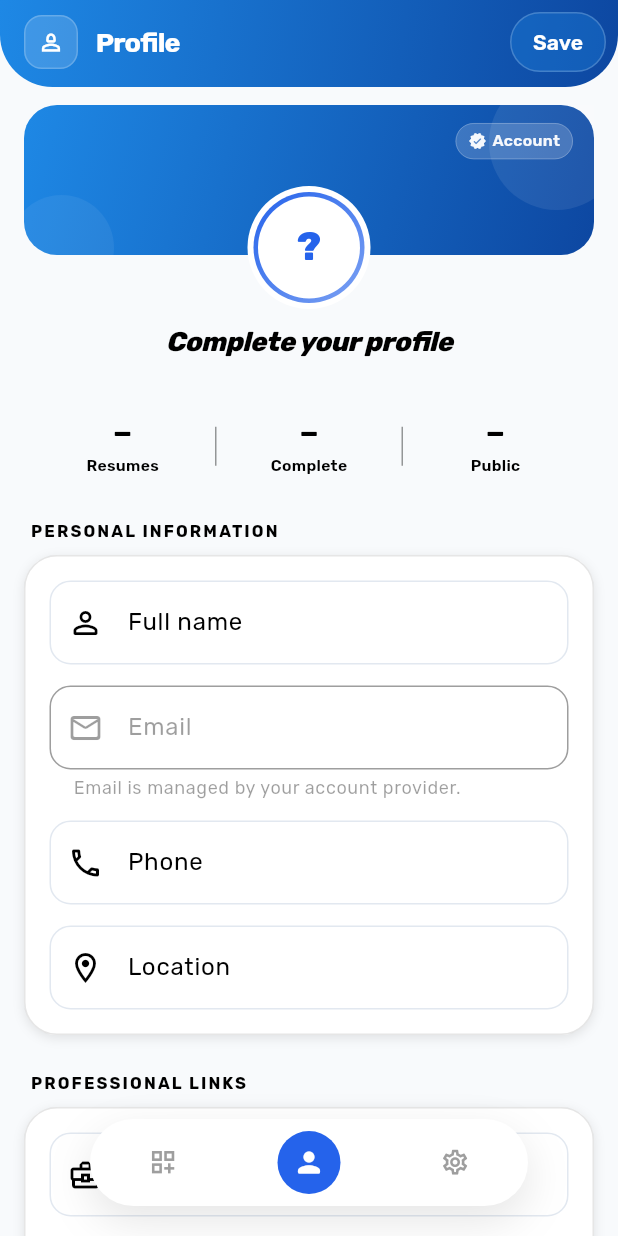
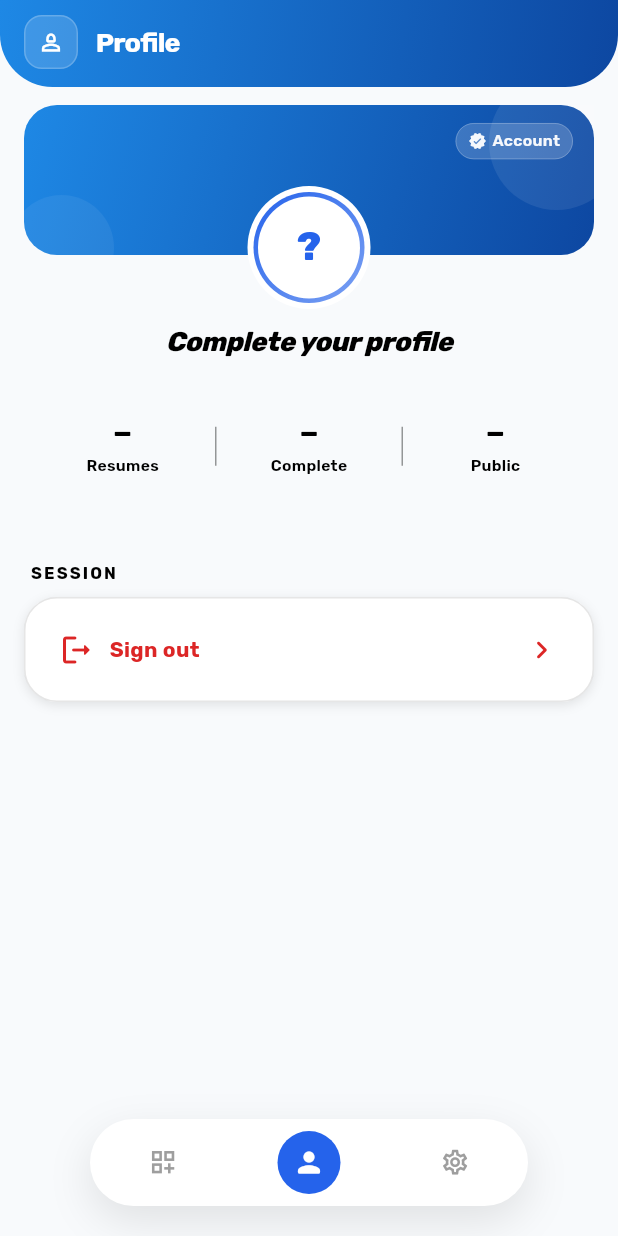
Before and after one commit to OmarMo5-dev/Resume-Builder, a Flutter app: the screen it shows once a user with an empty profile is signed in, item 2 of the bottom bar chosen, on a phone screen of 412 x 824 dp. Run offline on Flutter 3.47's test engine with Material 3 defaults, Android fonts, the phone set to English and light mode, and no system bars; our stand-ins replace cloud_firestore, equatable, firebase_auth, firebase_core, flutter_bloc, get_it and 5 more; accounts and stored records are empty.

Commit message:
Refactor resume navigation and enhance UI consistency across dashboard and editor features.
#### Features
- **Dashboard**:
    - Updated navigation to use `context.go` for `preview` and `editor` routes.
    - Simplified `ResumeCard` actions by replacing `onPreview` and `onRename` with a single `onEdit` callback.
    - Added a success SnackBar notification after deleting a resume.
    - Refined `DashboardStats` UI by removing the `InkWell` wrapper and updating shadow/spacing properties.
- **Editor & Preview**:
    - Enhanced `onTap` behavior for back buttons to handle navigation when the router cannot pop.
    - Synchronized action button colors and icons for better visibility in the `EditorBottomBar`.
- **Profile**:
    - Commented out profile information fields and save button, focusing the page on the "Sign out" session action.
    - Redesigned the "Sign out" button as a custom `GestureDetector` row for improved UI alignment.

#### UI/UX Enhancements
- Standardized `ResumeCard` thumbnail icons and background colors.
- Improved `RootBottomNavigation` icon colors for better contrast in both light and dark themes.
- Updated various widgets to use consistent font weights (`w700` for titles) and border styles.

#### Code Quality
- Removed unused imports and commented out legacy code in `ProfilePage` and `ManagementPage`.
- Adjusted formatting and spacing across multiple presentation files for better readability.

```diff
--- a/lib/app/root.dart
+++ b/lib/app/root.dart
@@ -87,6 +87,7 @@ class _ProfileTab extends StatelessWidget {
       providers: [
         BlocProvider(create: (_) => getIt<ProfileCubit>()..load()),
         BlocProvider(create: (_) => getIt<AuthCubit>()),
+        // BlocProvider(create: (_) => getIt<ResumesCubit>()..loadResumes()),
       ],
       child: ProfilePage(),
     );
--- a/lib/features/profile/presentation/pages/profile_page.dart
+++ b/lib/features/profile/presentation/pages/profile_page.dart
@@ -1,12 +1,6 @@
 import 'package:business_os/features/profile/presentation/widgets/profile_from.dart';
 import 'package:business_os/shared/widgets/custom_app_bar.dart';
 import 'package:flutter/material.dart';
-import 'package:flutter_bloc/flutter_bloc.dart';
-import 'package:go_router/go_router.dart';
-
-import '../../../../app/di/injection_container.dart';
-import '../cubit/profile_cubit.dart';
-import '../cubit/profile_state.dart';
 
 class ProfilePage extends StatelessWidget {
   const ProfilePage({super.key});
@@ -36,43 +30,43 @@ class _ProfileViewState extends State<_ProfileView> {
         actions: [
           // IconButton(
           //   tooltip: 'Settings',
-          //   icon: const Icon(Icons.settings_outlined),
-          //   onPressed: () => context.push('/settings'),
+          //   icon: const Icon(Icons.refresh_outlined),
+          //   onPressed: () => context.read<ResumesCubit>()..loadResumes(),
           // ),
-          BlocBuilder<ProfileCubit, ProfileState>(
-            builder: (context, state) {
-              final saving = state.status == ProfileStatus.saving;
-              return Padding(
-                padding: const EdgeInsets.only(right: 8),
-                child: TextButton(
-                  style: TextButton.styleFrom(
-                    backgroundColor: Colors.blue.shade600.withValues(
-                      alpha: 0.32,
-                    ),
-                    side: BorderSide(
-                      color: Colors.white.withValues(alpha: 0.2)
-                    )
-                  ),
-                  onPressed: saving
-                      ? null
-                      : () => _profileFormKey.currentState?.save(),
-                  child: saving
-                      ? const SizedBox(
-                          width: 18,
-                          height: 18,
-                          child: CircularProgressIndicator(
-                            strokeWidth: 2,
-                            color: Colors.white,
-                          ),
-                        )
-                      : const Text(
-                          'Save',
-                          style: TextStyle(color: Colors.white),
-                        ),
-                ),
-              );
-            },
-          ),
+          // BlocBuilder<ProfileCubit, ProfileState>(
+          //   builder: (context, state) {
+          //     final saving = state.status == ProfileStatus.saving;
+          //     return Padding(
+          //       padding: const EdgeInsets.only(right: 8),
+          //       child: TextButton(
+          //         style: TextButton.styleFrom(
+          //           backgroundColor: Colors.blue.shade600.withValues(
+          //             alpha: 0.32,
+          //           ),
+          //           side: BorderSide(
+          //             color: Colors.white.withValues(alpha: 0.2)
+          //           )
+          //         ),
+          //         onPressed: saving
+          //             ? null
+          //             : () => _profileFormKey.currentState?.save(),
+          //         child: saving
+          //             ? const SizedBox(
+          //                 width: 18,
+          //                 height: 18,
+          //                 child: CircularProgressIndicator(
+          //                   strokeWidth: 2,
+          //                   color: Colors.white,
+          //                 ),
+          //               )
+          //             : const Text(
+          //                 'Save',
+          //                 style: TextStyle(color: Colors.white),
+          //               ),
+          //       ),
+          //     );
+          //   },
+          // ),
         ],
       ),
       body: ProfileFrom(key: _profileFormKey),
--- a/lib/features/profile/presentation/widgets/profile_from.dart
+++ b/lib/features/profile/presentation/widgets/profile_from.dart
@@ -166,147 +166,167 @@ class ProfileFromState extends State<ProfileFrom> {
             children: [
               ProfileHeader(initial: initial, profile: profile, colors: colors),
               const SizedBox(height: 28),
-              _SectionLabel(title: 'PERSONAL INFORMATION'),
-              const SizedBox(height: 8),
-              _SectionCard(
-                children: [
-                  _field(
-                    controller: _nameController,
-                    label: 'Full name',
-                    icon: Icons.person_outline_rounded,
-                    action: TextInputAction.next,
-                    capitalization: TextCapitalization.words,
-                    validator: (value) {
-                      if (value == null || value.trim().isEmpty) {
-                        return 'Please enter your name';
-                      }
-                      if (value.trim().length < 2) return 'Name is too short';
-                      return null;
-                    },
-                  ),
-                  const SizedBox(height: 14),
-                  TextFormField(
-                    initialValue: profile.email,
-                    enabled: false,
-                    decoration: const InputDecoration(
-                      labelText: 'Email',
-                      prefixIcon: Icon(Icons.mail_outline_rounded),
-                      helperText: 'Email is managed by your account provider.',
-                    ),
-                  ),
-                  const SizedBox(height: 14),
-                  _field(
-                    controller: _phoneController,
-                    label: 'Phone',
-                    icon: Icons.phone_outlined,
-                    keyboardType: TextInputType.phone,
-                    action: TextInputAction.next,
-                  ),
-                  const SizedBox(height: 14),
-                  _field(
-                    controller: _locationController,
-                    label: 'Location',
-                    icon: Icons.location_on_outlined,
-                    action: TextInputAction.next,
-                  ),
-                ],
-              ),
-              const SizedBox(height: 24),
-              _SectionLabel(title: 'PROFESSIONAL LINKS'),
-              const SizedBox(height: 8),
-              _SectionCard(
-                children: [
-                  _field(
-                    controller: _linkedinController,
-                    label: 'LinkedIn URL',
-                    hint: 'https://linkedin.com/in/username',
-                    icon: Icons.business_center_outlined,
-                    keyboardType: TextInputType.url,
-                    action: TextInputAction.next,
-                    validator: (v) => _urlValidator(v, 'LinkedIn'),
-                  ),
-                  const SizedBox(height: 14),
-                  _field(
-                    controller: _githubController,
-                    label: 'GitHub URL',
-                    hint: 'https://github.com/username',
-                    icon: Icons.code_rounded,
-                    keyboardType: TextInputType.url,
-                    action: TextInputAction.next,
-                    validator: (v) => _urlValidator(v, 'GitHub'),
-                  ),
-                  const SizedBox(height: 14),
-                  _field(
-                    controller: _websiteController,
-                    label: 'Personal website',
-                    hint: 'https://example.com',
-                    icon: Icons.language_rounded,
-                    keyboardType: TextInputType.url,
-                    action: TextInputAction.done,
-                    validator: (v) => _urlValidator(v, 'website'),
-                  ),
-                ],
-              ),
-              const SizedBox(height: 24),
-              _SectionLabel(title: 'RESUME DEFAULTS'),
-              const SizedBox(height: 8),
-              _SectionCard(
-                children: [
-                  _field(
-                    controller: _resumeTitleController,
-                    label: 'Default resume title',
-                    hint: 'My Resume',
-                    icon: Icons.description_outlined,
-                    action: TextInputAction.next,
-                  ),
-                  const SizedBox(height: 16),
-                  DropdownButtonFormField<String>(
-                    initialValue: _templateId,
-                    decoration: const InputDecoration(
-                      labelText: 'Default template',
-                      prefixIcon: Icon(Icons.auto_awesome_outlined),
-                    ),
-                    items: const [
-                      DropdownMenuItem(
-                        value: 'classic_01',
-                        child: Text('Classic'),
-                      ),
-                      DropdownMenuItem(
-                        value: 'modern_01',
-                        child: Text('Modern'),
-                      ),
-                      DropdownMenuItem(
-                        value: 'minimal_01',
-                        child: Text('Minimal'),
-                      ),
-                    ],
-                    onChanged: (value) {
-                      if (value != null) setState(() => _templateId = value);
-                    },
-                  ),
-                ],
-              ),
+
+              /// =================== ***** ===============
+              // _SectionLabel(title: 'PERSONAL INFORMATION'),
+              // const SizedBox(height: 8),
+              // _SectionCard(
+              //   children: [
+              //     _field(
+              //       controller: _nameController,
+              //       label: 'Full name',
+              //       icon: Icons.person_outline_rounded,
+              //       action: TextInputAction.next,
+              //       capitalization: TextCapitalization.words,
+              //       validator: (value) {
+              //         if (value == null || value.trim().isEmpty) {
+              //           return 'Please enter your name';
+              //         }
+              //         if (value.trim().length < 2) return 'Name is too short';
+              //         return null;
+              //       },
+              //     ),
+              //     const SizedBox(height: 14),
+              //     TextFormField(
+              //       initialValue: profile.email,
+              //       enabled: false,
+              //       decoration: const InputDecoration(
+              //         labelText: 'Email',
+              //         prefixIcon: Icon(Icons.mail_outline_rounded),
+              //         helperText: 'Email is managed by your account provider.',
+              //       ),
+              //     ),
+              //     const SizedBox(height: 14),
+              //     _field(
+              //       controller: _phoneController,
+              //       label: 'Phone',
+              //       icon: Icons.phone_outlined,
+              //       keyboardType: TextInputType.phone,
+              //       action: TextInputAction.next,
+              //     ),
+              //     const SizedBox(height: 14),
+              //     _field(
+              //       controller: _locationController,
+              //       label: 'Location',
+              //       icon: Icons.location_on_outlined,
+              //       action: TextInputAction.next,
+              //     ),
+              //   ],
+              // ),
+              // const SizedBox(height: 24),
+              // _SectionLabel(title: 'PROFESSIONAL LINKS'),
+              // const SizedBox(height: 8),
+              // _SectionCard(
+              //   children: [
+              //     _field(
+              //       controller: _linkedinController,
+              //       label: 'LinkedIn URL',
+              //       hint: 'https://linkedin.com/in/username',
+              //       icon: Icons.business_center_outlined,
+              //       keyboardType: TextInputType.url,
+              //       action: TextInputAction.next,
+              //       validator: (v) => _urlValidator(v, 'LinkedIn'),
+              //     ),
+              //     const SizedBox(height: 14),
+              //     _field(
+              //       controller: _githubController,
+              //       label: 'GitHub URL',
+              //       hint: 'https://github.com/username',
+              //       icon: Icons.code_rounded,
+              //       keyboardType: TextInputType.url,
+              //       action: TextInputAction.next,
+              //       validator: (v) => _urlValidator(v, 'GitHub'),
+              //     ),
+              //     const SizedBox(height: 14),
+              //     _field(
+              //       controller: _websiteController,
+              //       label: 'Personal website',
+              //       hint: 'https://example.com',
+              //       icon: Icons.language_rounded,
+              //       keyboardType: TextInputType.url,
+              //       action: TextInputAction.done,
+              //       validator: (v) => _urlValidator(v, 'website'),
+              //     ),
+              //   ],
+              // ),
+              // const SizedBox(height: 24),
+              // _SectionLabel(title: 'RESUME DEFAULTS'),
+              // const SizedBox(height: 8),
+              // _SectionCard(
+              //   children: [
+              //     _field(
+              //       controller: _resumeTitleController,
+              //       label: 'Default resume title',
+              //       hint: 'My Resume',
+              //       icon: Icons.description_outlined,
+              //       action: TextInputAction.next,
+              //     ),
+              //     const SizedBox(height: 16),
+              //     DropdownButtonFormField<String>(
+              //       initialValue: _templateId,
+              //       decoration: const InputDecoration(
+              //         labelText: 'Default template',
+              //         prefixIcon: Icon(Icons.auto_awesome_outlined),
+              //       ),
+              //       items: const [
+              //         DropdownMenuItem(
+              //           value: 'classic_01',
+              //           child: Text('Classic'),
+              //         ),
+              //         DropdownMenuItem(
+              //           value: 'modern_01',
+              //           child: Text('Modern'),
+              //         ),
+              //         DropdownMenuItem(
+              //           value: 'minimal_01',
+              //           child: Text('Minimal'),
+              //         ),
+              //       ],
+              //       onChanged: (value) {
+              //         if (value != null) setState(() => _templateId = value);
+              //       },
+              //     ),
+              //   ],
+              // ),
+              /// =================== ***** ===============
+
               const SizedBox(height: 28),
               _SectionLabel(title: 'SESSION'),
               const SizedBox(height: 8),
               _SectionCard(
                 children: [
-                  ListTile(
-                    contentPadding: EdgeInsets.zero,
-                    leading: Icon(Icons.logout_rounded, color: colors.error),
-                    title: Text(
+                  GestureDetector(
+                    onTap: saving ? null : _confirmSignOut,
+                    child: Container(
+                      padding: EdgeInsets.all(6),
+                      decoration: BoxDecoration(),
+                      child: Row(
+                        mainAxisAlignment: MainAxisAlignment.spaceBetween,
+                        children: [
+                        Row(
+                          spacing: 10,
+                          children: [
+                            Icon(Icons.logout_rounded, color: colors.error),
+                            Column(
+                              children: [
+                                Text(
                                       'Sign out',
                                       style: TextStyle(
                                         color: colors.error,
                                         fontWeight: FontWeight.w700,
                                       ),
                                 ),
-                    subtitle: const Text('Return to the login screen.'),
-                    trailing: Icon(
+                              ],
+                            )
+                          ],
+                        ),
+                      Icon(
                             Icons.chevron_right_rounded,
                             color: colors.error,
                           ),
-                    onTap: saving ? null : _confirmSignOut,
+                        ],
+                      ),
+                    ),
                   ),
                 ],
               ),
@@ -376,27 +396,27 @@ class _SectionCard extends StatelessWidget {
   }
 }
 
-TextFormField _field({
-  required TextEditingController controller,
-  required String label,
-  required IconData icon,
-  required TextInputAction action,
-  TextInputType? keyboardType,
-  TextCapitalization capitalization = TextCapitalization.none,
-  String? hint,
-  String? Function(String?)? validator,
-}) {
-  return TextFormField(
-    onTapOutside: (event) => FocusManager.instance.primaryFocus?.unfocus(),
-    controller: controller,
-    textInputAction: action,
-    keyboardType: keyboardType,
-    textCapitalization: capitalization,
-    validator: validator,
-    decoration: InputDecoration(
-      labelText: label,
-      hintText: hint,
-      prefixIcon: Icon(icon),
-    ),
-  );
-}
+// TextFormField _field({
+//   required TextEditingController controller,
+//   required String label,
+//   required IconData icon,
+//   required TextInputAction action,
+//   TextInputType? keyboardType,
+//   TextCapitalization capitalization = TextCapitalization.none,
+//   String? hint,
+//   String? Function(String?)? validator,
+// }) {
+//   return TextFormField(
+//     onTapOutside: (event) => FocusManager.instance.primaryFocus?.unfocus(),
+//     controller: controller,
+//     textInputAction: action,
+//     keyboardType: keyboardType,
+//     textCapitalization: capitalization,
+//     validator: validator,
+//     decoration: InputDecoration(
+//       labelText: label,
+//       hintText: hint,
+//       prefixIcon: Icon(icon),
+//     ),
+//   );
+// }
--- a/lib/features/resume/presentation/widgets/management_entry_card.dart
+++ b/lib/features/resume/presentation/widgets/management_entry_card.dart
@@ -53,7 +53,7 @@ class ManagementEntryCard extends StatelessWidget {
                   Text(
                     'Resume Management',
                     style: theme.textTheme.titleSmall?.copyWith(
-                      fontWeight: FontWeight.w800,
+                      fontWeight: FontWeight.w700,
                     ),
                   ),
                   const SizedBox(height: 3),
--- a/lib/shared/widgets/root_bottom_navigation.dart
+++ b/lib/shared/widgets/root_bottom_navigation.dart
@@ -112,11 +112,7 @@ class RootBottomNavigation extends StatelessWidget {
                                 child: Icon(
                                   isSelected ? item.activeIcon : item.icon,
                                   size: 22,
-                                  color: isSelected
-                                      ? (isDark ? cs.onPrimary : Colors.white)
-                                      : (isDark
-                                            ? Colors.grey.shade500
-                                            : Colors.grey.shade500),
+                                  color: isSelected ? Colors.white : Colors.grey.shade500
                                 ),
                               ),
                             ),
```
Also changed, not shown: lib/features/management/presentation/pages/management_page.dart (+4 -4 lines), lib/features/resume/presentation/pages/dashboard_page.dart (+34 -32 lines), lib/features/resume/presentation/pages/resume_editor_page.dart (+7 -1 lines), lib/features/resume/presentation/pages/resume_preview_page.dart (+72 -17 lines), lib/features/resume/presentation/widgets/dashboard_widgets.dart (+10 -25 lines), lib/features/resume/presentation/widgets/editor_bottom_bar.dart (+19 -5 lines), lib/features/resume/presentation/widgets/resume_card.dart (+19 -40 lines). Lines whose indentation alone changed are shown as unchanged.
